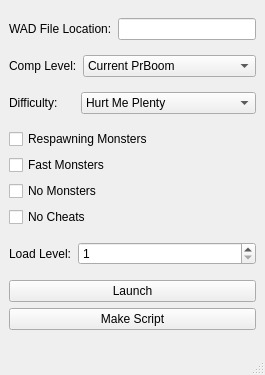
StrangestMan/pbp-manager, file src/pbpmanager.ui: the form before one commit.
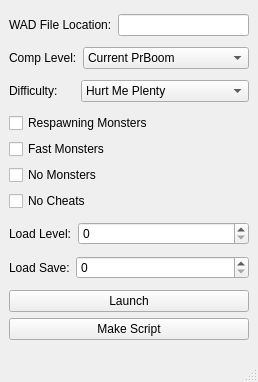
The form after the commit.

Commit message: Implement "Load Save" option

```diff
--- a/src/pbpmanager.ui
+++ b/src/pbpmanager.ui
@@ -6,8 +6,8 @@
    <rect>
     <x>0</x>
     <y>0</y>
-    <width>265</width>
-    <height>375</height>
+    <width>258</width>
+    <height>382</height>
    </rect>
   </property>
   <property name="sizePolicy">
@@ -24,8 +24,8 @@
   </property>
   <property name="maximumSize">
    <size>
-    <width>265</width>
-    <height>375</height>
+    <width>16777215</width>
+    <height>16777215</height>
    </size>
   </property>
   <property name="windowTitle">
@@ -258,10 +258,37 @@
          </sizepolicy>
         </property>
         <property name="minimum">
-         <number>1</number>
+         <number>0</number>
         </property>
         <property name="maximum">
          <number>32</number>
+        </property>
+        <property name="value">
+         <number>0</number>
+        </property>
+       </widget>
+      </item>
+     </layout>
+    </item>
+    <item>
+     <layout class="QHBoxLayout" name="horizontalLayout_5">
+      <item>
+       <widget class="QLabel" name="label">
+        <property name="text">
+         <string>Load Save:</string>
+        </property>
+       </widget>
+      </item>
+      <item>
+       <widget class="QSpinBox" name="spinBox">
+        <property name="sizePolicy">
+         <sizepolicy hsizetype="Expanding" vsizetype="Fixed">
+          <horstretch>0</horstretch>
+          <verstretch>0</verstretch>
+         </sizepolicy>
+        </property>
+        <property name="maximum">
+         <number>8</number>
         </property>
        </widget>
       </item>
```
The commit also changes 2 other files.
